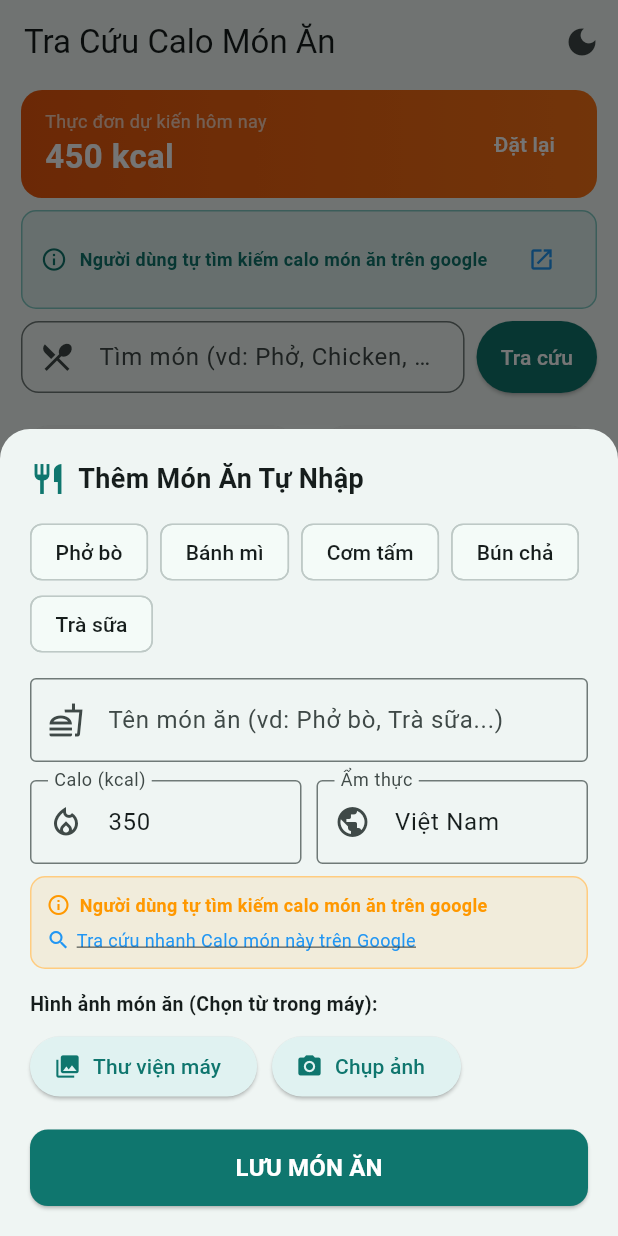
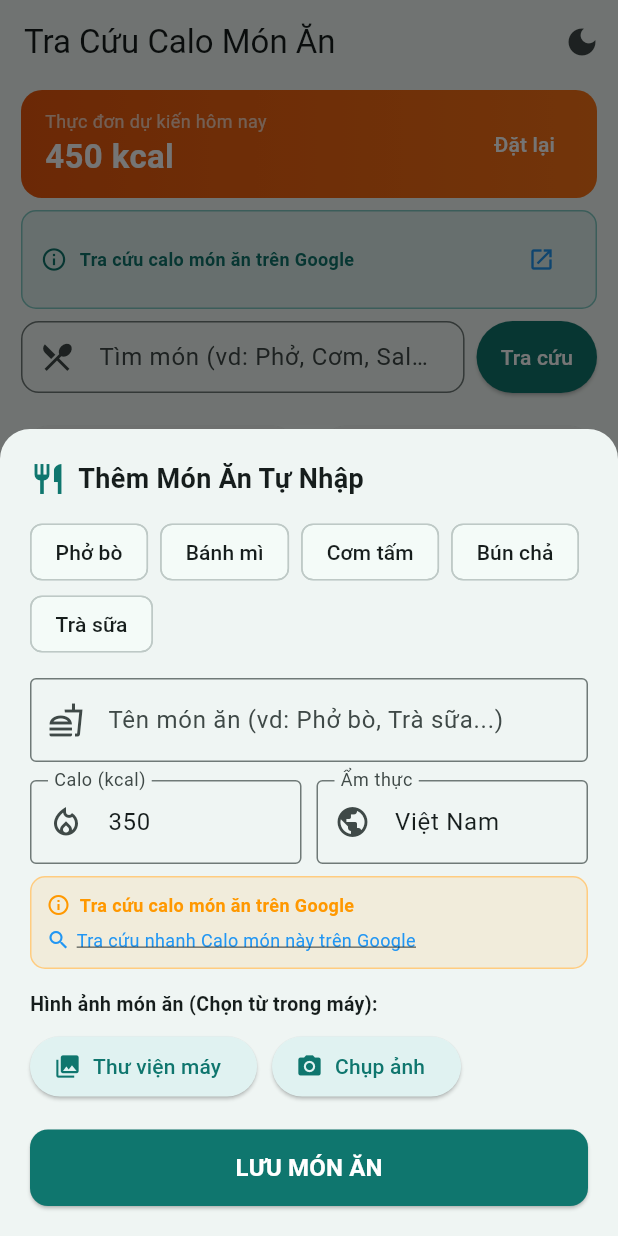
Before and after one commit to thanhmau1292005-bot/mobile, a Flutter app: the screen it shows after launch, item 4 of the bottom bar chosen, after a tap on the "add" icon, after a tap on "Thêm Món", on a phone screen of 412 x 824 dp. Run offline on Flutter 3.47's test engine with Material 3 defaults, Android fonts, the phone set to English and light mode, and no system bars; our stand-ins replace image_picker, sqflite; accounts and stored records are empty; network calls fail.

Commit message:
i18n: Synchronize and standardize Vietnamese language across all screens

```diff
--- a/lib/screens/bmi_screen.dart
+++ b/lib/screens/bmi_screen.dart
@@ -210,7 +210,7 @@ class _BmiScreenState extends State<BmiScreen> {
                 onPressed: _calculateBmi,
                 icon: const Icon(Icons.analytics_outlined),
                 label: const Text(
-                  'TÍNH CHỈ SỐ BMI & LƯU ĐÁM MÂY',
+                  'TÍNH CHỈ SỐ BMI & LƯU LỊCH SỬ',
                   style: TextStyle(fontWeight: FontWeight.bold),
                 ),
                 style: ElevatedButton.styleFrom(
@@ -405,7 +405,7 @@ class _BmiScreenState extends State<BmiScreen> {
                           SizedBox(width: 8),
                           Expanded(
                             child: Text(
-                              'Lịch Sử Đo BMI (Realtime Stream)',
+                              'Lịch Sử Đo BMI',
                               style: TextStyle(fontWeight: FontWeight.bold, fontSize: 15),
                               overflow: TextOverflow.ellipsis,
                             ),
--- a/lib/screens/calorie_screen.dart
+++ b/lib/screens/calorie_screen.dart
@@ -215,7 +215,7 @@ class _CalorieScreenState extends State<CalorieScreen> {
                               SizedBox(width: 6),
                               Expanded(
                                 child: Text(
-                                  'Người dùng tự tìm kiếm calo món ăn trên google',
+                                  'Tra cứu calo món ăn trên Google',
                                   style: TextStyle(
                                     fontSize: 12,
                                     fontWeight: FontWeight.bold,
@@ -464,7 +464,7 @@ class _CalorieScreenState extends State<CalorieScreen> {
           const SizedBox(width: 8),
           const Expanded(
             child: Text(
-              'Người dùng tự tìm kiếm calo món ăn trên google',
+              'Tra cứu calo món ăn trên Google',
               style: TextStyle(
                 fontSize: 12,
                 fontWeight: FontWeight.w600,
@@ -521,7 +521,7 @@ class _CalorieScreenState extends State<CalorieScreen> {
                     controller: _searchController,
                     onSubmitted: (_) => _triggerSearch(),
                     decoration: InputDecoration(
-                      hintText: 'Tìm món (vd: Phở, Chicken, Salad...)',
+                      hintText: 'Tìm món (vd: Phở, Cơm, Salad...)',
                       prefixIcon: const Icon(Icons.restaurant_menu),
                       border: OutlineInputBorder(
                         borderRadius: BorderRadius.circular(12),
--- a/lib/services/api_service.dart
+++ b/lib/services/api_service.dart
@@ -9,7 +9,7 @@ class ApiService {
   static final List<FoodCalorieItem> _customUserFoods = [
     FoodCalorieItem(
       id: 990001,
-      name: 'Phở Bò Bái Đao',
+      name: 'Phở Bò Gia Truyền',
       caloriesPerServing: 450,
       prepTimeMinutes: 15,
       servings: 1,
```
Also changed, not shown: 1 other file.
